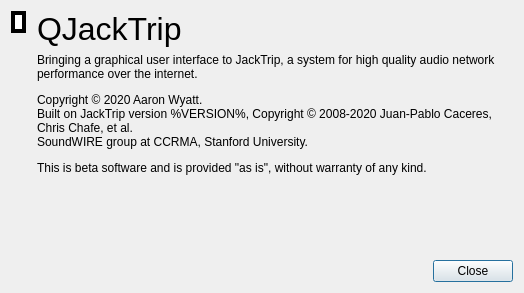
Old version of the form src/about.ui in the repository jacktrip/jacktrip.
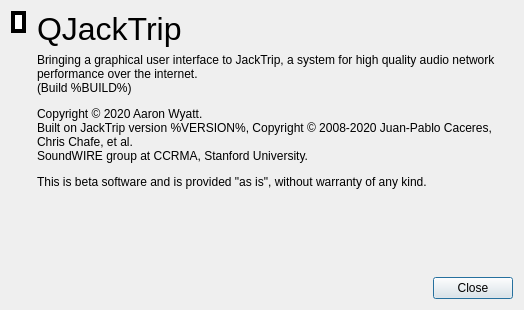
New version of the form. Icons and pictures are not drawn.

```diff
--- a/src/about.ui
+++ b/src/about.ui
@@ -7,7 +7,7 @@
     <x>0</x>
     <y>0</y>
     <width>524</width>
-    <height>293</height>
+    <height>310</height>
    </rect>
   </property>
   <property name="windowTitle">
@@ -68,6 +68,9 @@
    </item>
    <item>
     <layout class="QVBoxLayout" name="textLayout">
+     <property name="sizeConstraint">
+      <enum>QLayout::SetMinimumSize</enum>
+     </property>
      <item>
       <widget class="QLabel" name="titleLabel">
        <property name="styleSheet">
@@ -86,11 +89,11 @@
        <property name="minimumSize">
         <size>
          <width>366</width>
-         <height>174</height>
+         <height>191</height>
         </size>
        </property>
        <property name="text">
-        <string>&lt;html&gt;&lt;head/&gt;&lt;body&gt;&lt;p&gt;Bringing a graphical user interface to JackTrip, a system for high quality audio network performance over the internet.&lt;/p&gt;&lt;p&gt;Copyright © 2020 Aaron Wyatt.&lt;br/&gt;Built on JackTrip version %VERSION%, Copyright © 2008-2020 Juan-Pablo Caceres, Chris Chafe, et al.&lt;br/&gt;SoundWIRE group at CCRMA, Stanford University.&lt;/p&gt;&lt;p&gt;This is beta software and is provided &amp;quot;as is&amp;quot;, without warranty of any kind.&lt;/p&gt;&lt;/body&gt;&lt;/html&gt;</string>
+        <string>&lt;html&gt;&lt;head/&gt;&lt;body&gt;&lt;p&gt;Bringing a graphical user interface to JackTrip, a system for high quality audio network performance over the internet.&lt;br/&gt;(Build %BUILD%)&lt;/p&gt;&lt;p&gt;Copyright © 2020 Aaron Wyatt.&lt;br/&gt;Built on JackTrip version %VERSION%, Copyright © 2008-2020 Juan-Pablo Caceres, Chris Chafe, et al.&lt;br/&gt;SoundWIRE group at CCRMA, Stanford University.&lt;/p&gt;&lt;p&gt;This is beta software and is provided &amp;quot;as is&amp;quot;, without warranty of any kind.&lt;/p&gt;&lt;/body&gt;&lt;/html&gt;</string>
        </property>
        <property name="alignment">
         <set>Qt::AlignLeading|Qt::AlignLeft|Qt::AlignTop</set>
```
